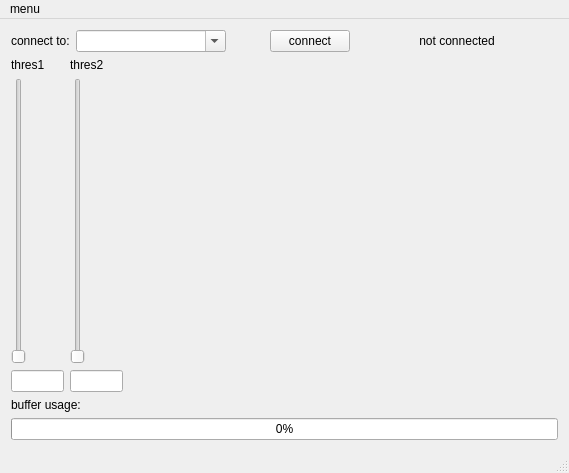
This is myon_detector_gui/src/mainwindow.ui in MuonPi/muondetector as Qt 5 draws it before an edit. The edited form follows.
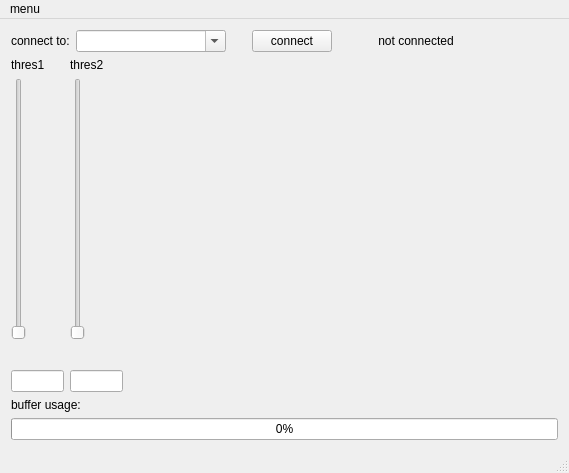
This is the edited form.

Patch:
```diff
--- a/myon_detector_gui/src/mainwindow.ui
+++ b/myon_detector_gui/src/mainwindow.ui
@@ -49,11 +49,11 @@
          <enum>Qt::Horizontal</enum>
         </property>
         <property name="sizeType">
-         <enum>QSizePolicy::Maximum</enum>
+         <enum>QSizePolicy::Fixed</enum>
         </property>
         <property name="sizeHint" stdset="0">
          <size>
-          <width>38</width>
+          <width>20</width>
           <height>20</height>
          </size>
         </property>
@@ -71,6 +71,9 @@
         <property name="orientation">
          <enum>Qt::Horizontal</enum>
         </property>
+        <property name="sizeType">
+         <enum>QSizePolicy::Preferred</enum>
+        </property>
         <property name="sizeHint" stdset="0">
          <size>
           <width>40</width>
@@ -137,6 +140,25 @@
           </property>
          </widget>
         </item>
+        <item>
+         <widget class="QLabel" name="discr1Hit">
+          <property name="sizePolicy">
+           <sizepolicy hsizetype="Preferred" vsizetype="Fixed">
+            <horstretch>0</horstretch>
+            <verstretch>0</verstretch>
+           </sizepolicy>
+          </property>
+          <property name="minimumSize">
+           <size>
+            <width>18</width>
+            <height>18</height>
+           </size>
+          </property>
+          <property name="text">
+           <string/>
+          </property>
+         </widget>
+        </item>
         <item>
          <widget class="QLineEdit" name="discr1Edit">
           <property name="sizePolicy">
@@ -183,6 +205,19 @@
           </property>
          </widget>
         </item>
+        <item>
+         <widget class="QLabel" name="discr2Hit">
+          <property name="minimumSize">
+           <size>
+            <width>18</width>
+            <height>18</height>
+           </size>
+          </property>
+          <property name="text">
+           <string/>
+          </property>
+         </widget>
+        </item>
         <item>
          <widget class="QLineEdit" name="discr2Edit">
           <property name="enabled">
```
Left out of the diff: 4 changed lines with no effect on the pictures.
